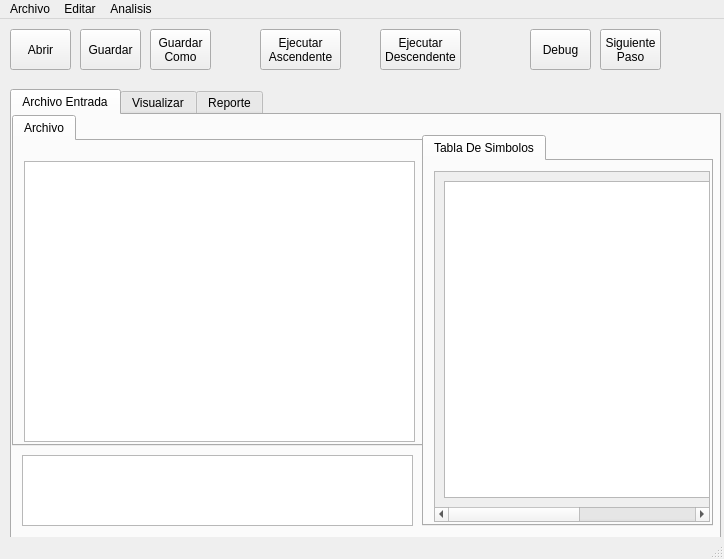
esnorki2008/Interprete, file Interfaz/gui.ui: the form before one commit.
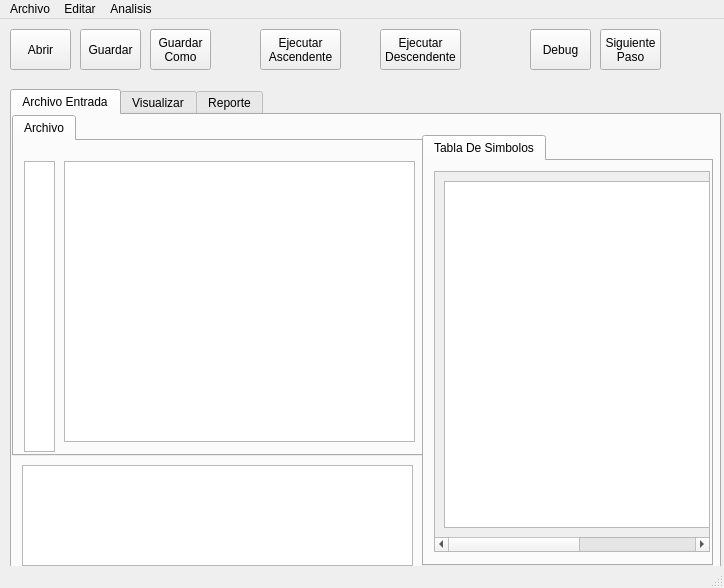
The form after the commit. The open tabs and pages were chosen to show the change.

The edit to the form file:
```diff
--- a/Interfaz/gui.ui
+++ b/Interfaz/gui.ui
@@ -7,7 +7,7 @@
     <x>0</x>
     <y>0</y>
     <width>724</width>
-    <height>559</height>
+    <height>588</height>
    </rect>
   </property>
   <property name="windowTitle">
@@ -101,7 +101,7 @@
       <x>10</x>
       <y>70</y>
       <width>711</width>
-      <height>451</height>
+      <height>481</height>
      </rect>
     </property>
     <property name="currentIndex">
@@ -115,9 +115,9 @@
       <property name="geometry">
        <rect>
         <x>10</x>
-        <y>340</y>
+        <y>350</y>
         <width>391</width>
-        <height>71</height>
+        <height>101</height>
        </rect>
       </property>
      </widget>
@@ -127,7 +127,7 @@
         <x>0</x>
         <y>0</y>
         <width>411</width>
-        <height>331</height>
+        <height>341</height>
        </rect>
       </property>
       <property name="currentIndex">
@@ -140,13 +140,23 @@
        <widget class="QTextEdit" name="txt_entrada">
         <property name="geometry">
          <rect>
-          <x>10</x>
+          <x>50</x>
           <y>20</y>
-          <width>391</width>
+          <width>351</width>
           <height>281</height>
          </rect>
         </property>
        </widget>
+       <widget class="QTextEdit" name="textEdit_2">
+        <property name="geometry">
+         <rect>
+          <x>10</x>
+          <y>20</y>
+          <width>31</width>
+          <height>291</height>
+         </rect>
+        </property>
+       </widget>
       </widget>
      </widget>
      <widget class="QTabWidget" name="tabWidget_2">
@@ -155,7 +165,7 @@
         <x>410</x>
         <y>20</y>
         <width>291</width>
-        <height>391</height>
+        <height>431</height>
        </rect>
       </property>
       <property name="currentIndex">
@@ -171,7 +181,7 @@
           <x>10</x>
           <y>10</y>
           <width>276</width>
-          <height>351</height>
+          <height>381</height>
          </rect>
         </property>
         <property name="widgetResizable">
@@ -183,7 +193,7 @@
            <x>0</x>
            <y>0</y>
            <width>518</width>
-           <height>332</height>
+           <height>362</height>
           </rect>
          </property>
          <layout class="QHBoxLayout" name="horizontalLayout">
```
Left out of the diff: 2 changed lines with no effect on the pictures.
